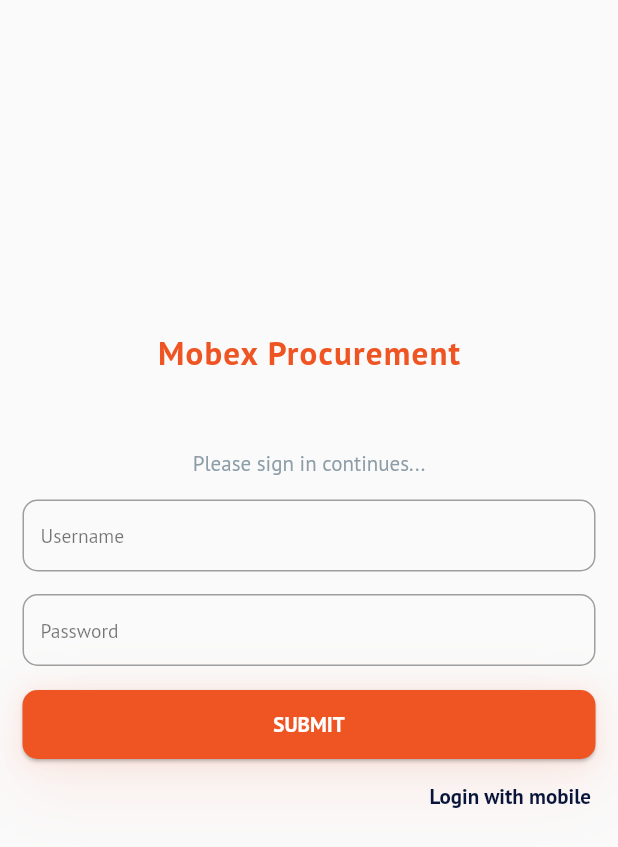
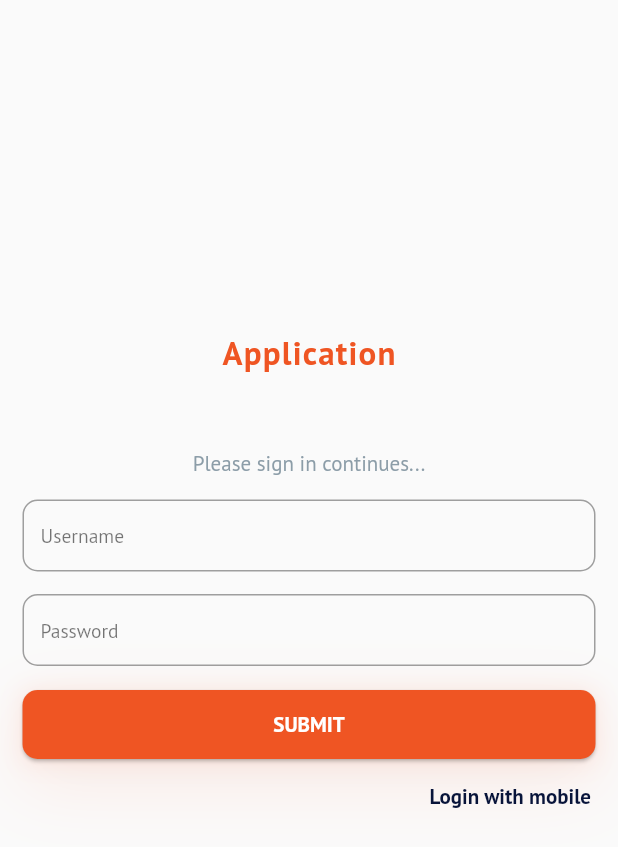
Before and after one commit to fluttertutorialin/clean_architecture, a Flutter app: the screen it shows after launch, on a phone screen of 412 x 824 dp. Shown: the top 847 px of the screen. Run offline on Flutter 3.47's test engine with Material 2 defaults, Android fonts, the phone set to English and light mode, and no system bars; our stand-ins replace dio, equatable, get, get_storage, google_fonts, line_icons; missing offline and left inert: dio_helper_flutter, flutter_phone_direct_caller, maps_launcher, qr_code_scanner.

```diff
--- a/lib/presentation/controller/splash_controller.dart
+++ b/lib/presentation/controller/splash_controller.dart
@@ -21,7 +21,7 @@ class SplashController extends GetxController {
   @override
   void onInit() {
     super.onInit();
-    appName = 'Mobex Procurement';
+    appName = 'Application';
 
     _splashGet.isLoginReadSession()
         ? _loginNavigation()
--- a/lib/presentation/ui/page/login_mobile_page.dart
+++ b/lib/presentation/ui/page/login_mobile_page.dart
@@ -14,7 +14,7 @@ class LoginMobilePage extends StatelessWidget {
         body: SingleChildScrollView(
             child: Column(children: [
       SizedBox(height: Get.height / 4),
-      Text('Mobex Procurement',
+      Text('Application',
           style: Get.textTheme.headline5!
               .copyWith(color: Get.theme.primaryColor, fontSize: 22)),
       const SizedBox(height: 50),
--- a/lib/presentation/ui/page/login_username_page.dart
+++ b/lib/presentation/ui/page/login_username_page.dart
@@ -15,7 +15,7 @@ class LoginUserNamePage extends GetView<LoginController> {
         body: SingleChildScrollView(
             child: Column(children: [
       SizedBox(height: Get.height / 4),
-      Text('Mobex Procurement',
+      Text('Application',
           style: Get.textTheme.headline5!
               .copyWith(color: Get.theme.primaryColor, fontSize: 22)),
       const SizedBox(height: 50),
```
